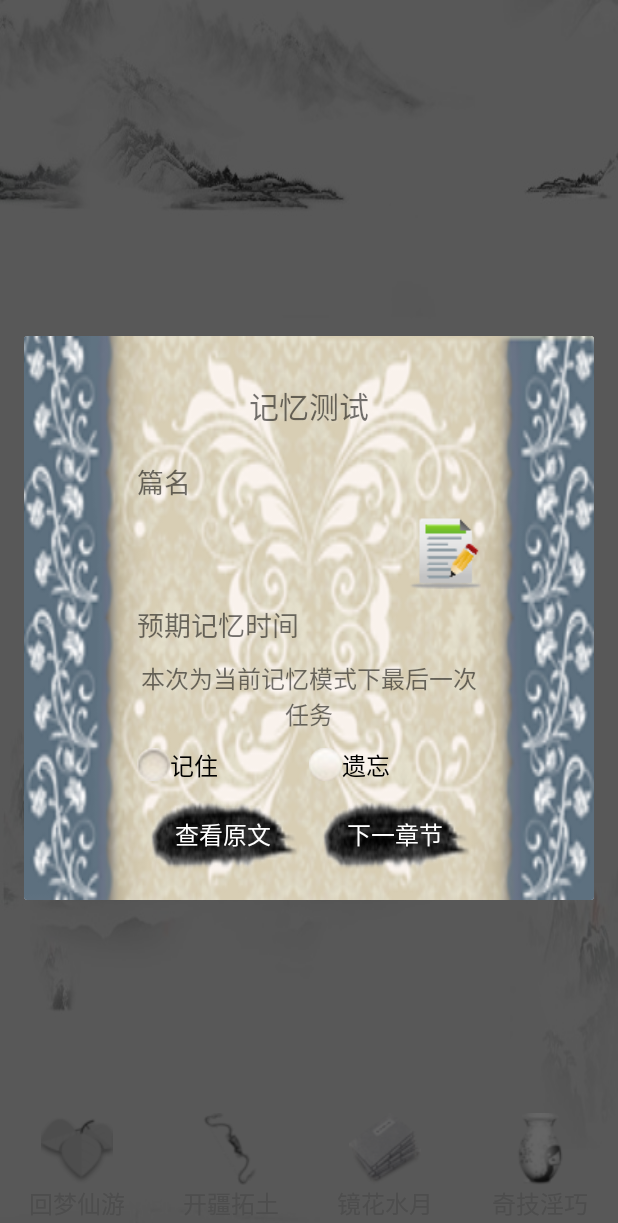
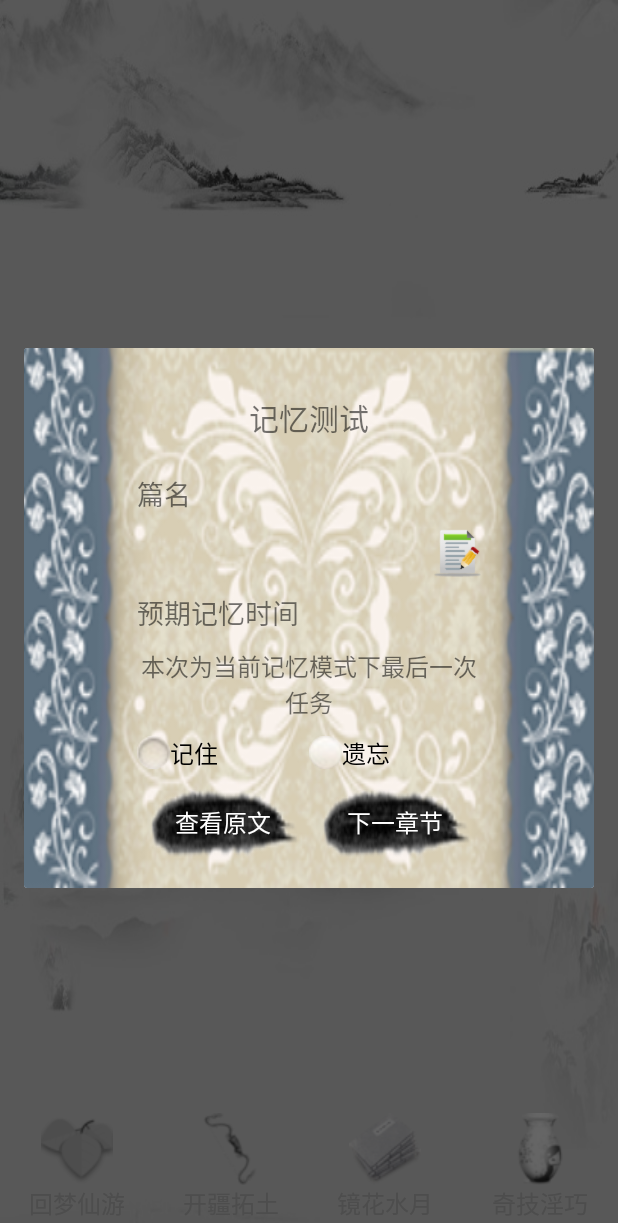
Before and after one commit to cjq12721178/MemoryTour, an Android app: the fragment ReciteTestDialog placed in its activity, on a phone screen of 412 x 824 dp. Shown: the top 1223 px of the screen. Run offline under Robolectric (Android 15) with nearby library versions, the light colour scheme and no system bars; 2 statements that could not run were skipped.

Commit message:
0.1.7(8): 1. 修改记忆测试界面修改自定义章名后的图标过大的问题           2. “回梦仙游”和“开疆拓土”界面新增长按选择文本功能           3. “奇技淫巧”界面增加自动保存改动过的导入地址功能

```diff
--- a/app/build.gradle
+++ b/app/build.gradle
@@ -15,8 +15,8 @@ android {
         applicationId 'com.cjq.tool'
         minSdkVersion 17
         targetSdkVersion 23
-        versionCode 7
-        versionName "0.1.6"
+        versionCode 8
+        versionName "0.1.7"
     }
     buildTypes {
         release {
--- a/app/src/main/java/com/cjq/tool/memorytour/ui/dialog/ReciteTestDialog.java
+++ b/app/src/main/java/com/cjq/tool/memorytour/ui/dialog/ReciteTestDialog.java
@@ -12,6 +12,7 @@ import android.widget.TextView;
 import com.cjq.tool.memorytour.R;
 import com.cjq.tool.memorytour.bean.Passage;
 import com.cjq.tool.memorytour.ui.toast.Prompter;
+import com.cjq.tool.memorytour.ui.view.TextViewEx;
 import com.cjq.tool.memorytour.util.TimeFormatter;
 
 /**
@@ -28,7 +29,7 @@ public class ReciteTestDialog extends BaseDialog {
     }
 
     private static final String TAG = "test";
-    private TextView tvCustomName;
+    private TextViewEx tvCustomName;
     private TextView tvExpectReciteTime;
     private RadioGroup rgReciteResult;
     private Passage passage;
@@ -92,8 +93,9 @@ public class ReciteTestDialog extends BaseDialog {
     @Override
     protected void onFindView(View content, @Nullable Bundle savedInstanceState) {
         setCancelable(false);
-        tvCustomName = (TextView)content.findViewById(R.id.tv_recite_name_content);
+        tvCustomName = (TextViewEx) content.findViewById(R.id.tv_recite_name_content);
         tvCustomName.setOnClickListener(onCustomNameClickListener);
+
         tvExpectReciteTime = (TextView)content.findViewById(R.id.tv_expect_recite_time_content);
         rgReciteResult = (RadioGroup)content.findViewById(R.id.rg_recite_result);
         rgReciteResult.setOnCheckedChangeListener(onReciteResultChangedListener);
--- /dev/null
+++ b/app/src/main/java/com/cjq/tool/memorytour/ui/view/TextViewEx.java
@@ -0,0 +1,45 @@
+package com.cjq.tool.memorytour.ui.view;
+
+import android.content.Context;
+import android.content.res.TypedArray;
+import android.graphics.drawable.Drawable;
+import android.util.AttributeSet;
+import android.widget.TextView;
+
+import com.cjq.tool.memorytour.R;
+
+/**
+ * Created by KAT on 2016/12/27.
+ */
+public class TextViewEx extends TextView {
+
+    public TextViewEx(Context context) {
+        this(context, null);
+    }
+
+    public TextViewEx(Context context, AttributeSet attrs) {
+        this(context, attrs, 0);
+    }
+
+    public TextViewEx(Context context, AttributeSet attrs, int defStyleAttr) {
+        super(context, attrs, defStyleAttr);
+        TypedArray typedArray = context.obtainStyledAttributes(attrs, R.styleable.TextViewEx);
+        int drawableWidth = typedArray.getDimensionPixelSize(R.styleable.TextViewEx_drawable_width, -1);
+        int drawableHeight = typedArray.getDimensionPixelSize(R.styleable.TextViewEx_drawable_height, -1);
+        setDrawableDimension(drawableWidth, drawableHeight);
+        typedArray.recycle();
+    }
+
+    private void setDrawableDimension(int width, int height) {
+        if (width == -1 || height == -1)
+            return;
+        Drawable[] drawables = getCompoundDrawables();
+        for (Drawable drawable :
+                drawables) {
+            if (drawable != null) {
+                drawable.setBounds(0, 0, width, height);
+            }
+        }
+        setCompoundDrawables(drawables[0], drawables[1], drawables[2], drawables[3]);
+    }
+}
--- a/app/src/main/java/com/cjq/tool/memorytour/util/Tag.java
+++ b/app/src/main/java/com/cjq/tool/memorytour/util/Tag.java
@@ -7,11 +7,15 @@ public class Tag {
     private Tag() {
     }
 
+    //Fragment Tag
     public static final String FM_COVER = "cover";
     public static final String FM_EVERYDAY_RECITE = "everyday recite";
     public static final String FM_NEW_MISSION = "new mission";
     public static final String FM_HISTORY_RECORD = "history record";
     public static final String FM_SPECIAL_FUNCTION = "special function";
 
-    //public static final String
+    //SharedPreference Key
+    public static final String SP_BOOK_PATH = "book path";
+    public static final String SP_CHAPTER_PATH = "chapter path";
+    public static final String SP_PASSAGE_PATH = "passage path";
 }
--- a/app/src/main/res/layout/dialog_content_recite_test.xml
+++ b/app/src/main/res/layout/dialog_content_recite_test.xml
@@ -1,18 +1,21 @@
 <?xml version="1.0" encoding="utf-8"?>
-<merge xmlns:android="http://schemas.android.com/apk/res/android">
+<merge xmlns:android="http://schemas.android.com/apk/res/android"
+    xmlns:app="http://schemas.android.com/apk/res-auto">
     <TextView
         android:layout_width="match_parent"
         android:layout_height="wrap_content"
         android:id="@+id/tv_recite_name_label"
         android:text="@string/tv_recite_name_label"
         android:textSize="@dimen/size_text_title_small"/>
-    <TextView
+    <com.cjq.tool.memorytour.ui.view.TextViewEx
         android:layout_width="match_parent"
         android:layout_height="wrap_content"
         android:id="@+id/tv_recite_name_content"
         android:textSize="@dimen/size_text_dialog"
-        android:gravity="center_horizontal"
-        android:drawableRight="@drawable/ic_modify_custom_name" />
+        android:gravity="center"
+        android:drawableRight="@drawable/ic_modify_custom_name"
+        app:drawable_width="@dimen/size_image_small"
+        app:drawable_height="@dimen/size_image_small"/>
     <TextView
         android:layout_width="match_parent"
         android:layout_height="wrap_content"
--- a/app/src/main/res/layout/group_passage_view.xml
+++ b/app/src/main/res/layout/group_passage_view.xml
@@ -103,7 +103,8 @@
                 android:layout_height="wrap_content"
                 android:id="@+id/tv_passage_content"
                 android:textSize="@dimen/size_text_activity"
-                android:lineSpacingMultiplier="1.5"/>
+                android:lineSpacingMultiplier="1.5"
+                android:textIsSelectable="true"/>
         </LinearLayout>
     </ScrollView>
 
```
Also changed, not shown: app/src/main/java/com/cjq/tool/memorytour/ui/fragment/SpecialFunctionFragment.java (+40 -8 lines), app/src/main/res/values/attributes.xml (added, +7 -0 lines).
